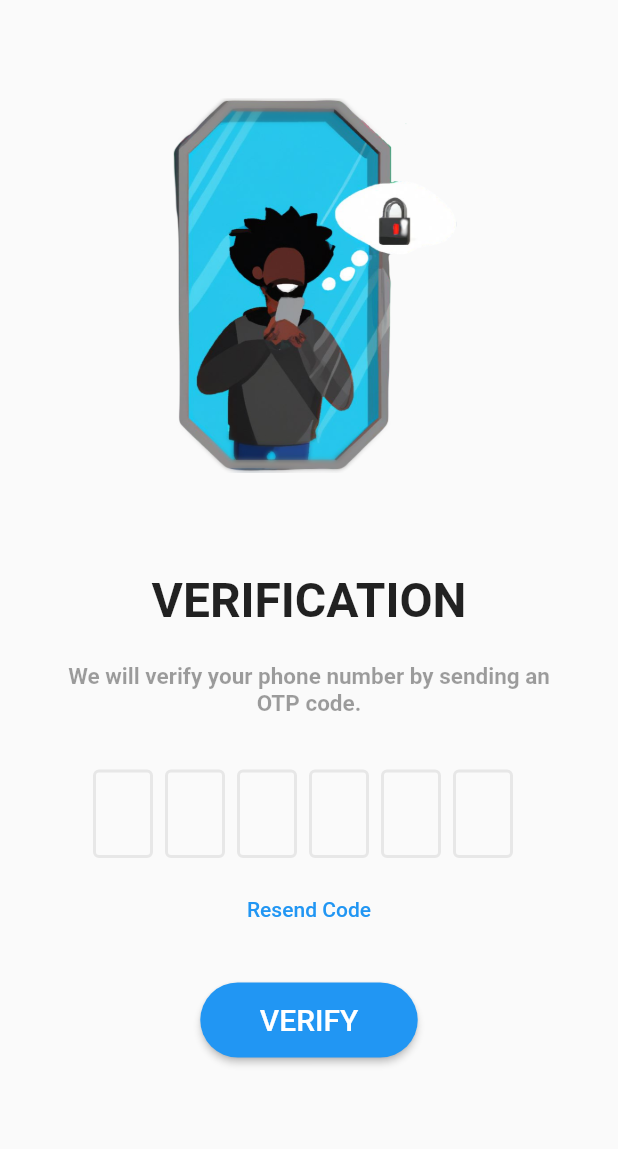
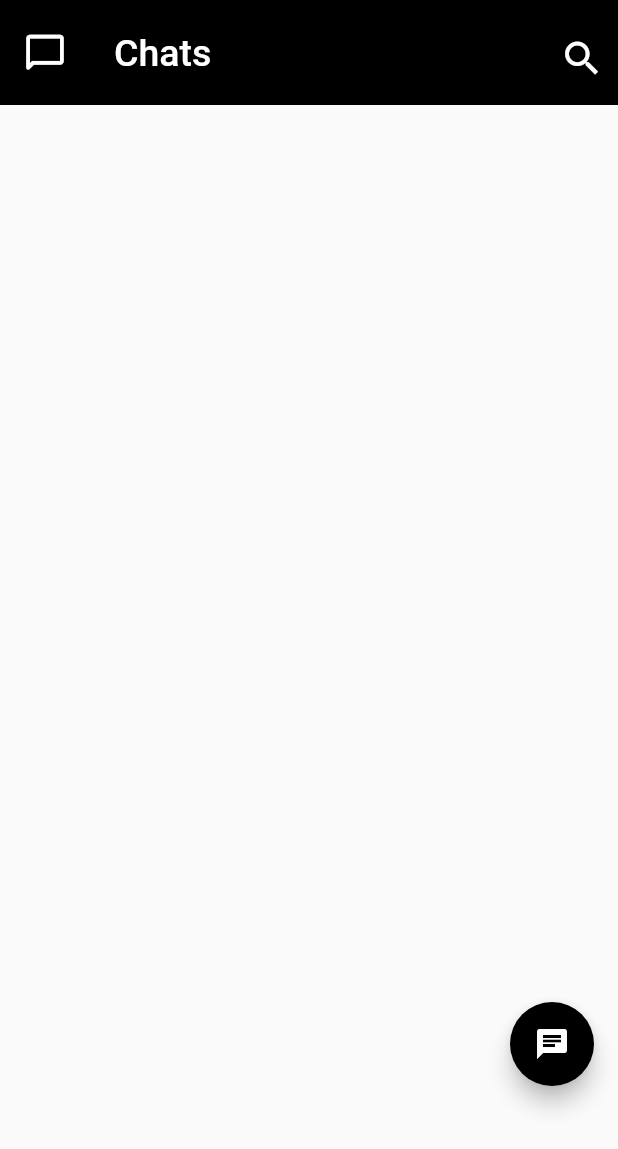
Before and after one commit to NaveenakrishnanS/Project_HMC, a Flutter app: the OTPScreen screen opened directly, after a tap on "VERIFY", on a phone screen of 412 x 824 dp. Shown: the top 1149 px of the screen. Run offline on Flutter 3.47's test engine with Material 2 defaults, Android fonts, the phone set to English and light mode, and no system bars; drawn by our look-alikes of flutter_otp_text_field; our stand-ins replace firebase_core; missing offline and left inert: country_calling_code_picker; accounts and stored records are empty.

Commit message:
Added Chat Screen

```diff
--- a/lib/screens/chat_screen.dart
+++ b/lib/screens/chat_screen.dart
@@ -1,16 +1,159 @@
 import 'package:flutter/material.dart';
 
 
-class chatScreen extends StatefulWidget {
-  const chatScreen({Key? key}) : super(key: key);
+class ChatScreen extends StatefulWidget {
+  const ChatScreen({Key? key}) : super(key: key);
 
   @override
-  State<chatScreen> createState() => _chatScreenState();
+  State<ChatScreen> createState() => _ChatScreenState();
 }
 
-class _chatScreenState extends State<chatScreen> {
+class _ChatScreenState extends State<ChatScreen> {
+
   @override
   Widget build(BuildContext context) {
-    return const Placeholder();
+
+    return  Scaffold(
+        appBar:PreferredSize(
+            preferredSize: const Size.fromHeight(70),
+            child: AppBar(
+                shape: RoundedRectangleBorder(borderRadius: BorderRadius.circular(0)),
+                leadingWidth: 60,
+                elevation: 0,
+                backgroundColor: Colors.black,
+                leading: const Align(
+                  alignment: Alignment.center,
+                  child: Padding(
+                  padding: EdgeInsets.only(top: 15),
+                  child: Icon(Icons.chat_bubble_outline_rounded,
+                    size: 30,
+                  ),
+                ),
+                ),
+
+
+                title:const Align(
+                  alignment: Alignment.centerLeft,
+                  child:Padding(
+                    padding: EdgeInsets.only(top: 15),
+                    child: Text('Chats',
+                    style: TextStyle(
+                        fontSize: 25
+                      ),
+                    ),
+                  ),
+                ),
+
+              actions: [
+                Align(
+                  alignment: Alignment.centerLeft,
+                child: Padding(
+                  padding: const EdgeInsets.only(top: 16),
+                  child: IconButton(onPressed: (){
+                    showSearch(
+                        context: context,
+                        delegate: Search()
+                    );
+                  },
+                      icon: const Icon(Icons.search,
+                        size: 30,
+                      )
+                  ),
+                 )
+                )
+              ],
+              )
+            ),
+
+
+          body:Column(
+            children: const [
+
+            ],
+          ),
+
+
+          floatingActionButtonLocation: FloatingActionButtonLocation.endContained,
+          floatingActionButton: Padding(
+            padding: const EdgeInsets.only(bottom: 100),
+            child: FloatingActionButton(
+                onPressed: (){
+
+                },
+                backgroundColor: Colors.black,
+                child: const Icon(Icons.chat),
+            ),
+          ),
+      );
+    }
+}
+
+
+
+
+
+class Search extends SearchDelegate{
+  List<String> allData = [
+    'india','russia','america','Japan'
+  ];
+  @override
+  List<Widget>? buildActions(BuildContext context) {
+    return[
+      IconButton(
+          onPressed: (){
+            query = '';
+          },
+          icon: const Icon(Icons.clear)
+      )
+    ];
   }
+
+  @override
+  Widget? buildLeading(BuildContext context) {
+        return IconButton(
+            onPressed: (){
+              close(context, null);
+        },
+            icon: const Icon(Icons.arrow_back)
+        );
+  }
+
+  @override
+  Widget buildResults(BuildContext context) {
+    List<String> matchQuery = [];
+    for(var item in allData){
+      if(item.toLowerCase().contains(query.toLowerCase())){
+        matchQuery.add(item);
+      }
+    }
+    return ListView.builder(
+        itemCount: matchQuery.length,
+        itemBuilder: (context, index) {
+          var result = matchQuery[index];
+          return ListTile(
+            title: Text(result),
+          );
+        }
+    );
+  }
+
+  @override
+  Widget buildSuggestions(BuildContext context) {
+    List<String> matchQuery = [];
+    for(var item in allData){
+      if(item.toLowerCase().contains(query.toLowerCase())){
+        matchQuery.add(item);
+      }
+    }
+    return ListView.builder(
+        itemCount: matchQuery.length,
+        itemBuilder: (context, index) {
+          var result = matchQuery[index];
+          return ListTile(
+            title: Text(result),
+          );
+        }
+    );
+  }
+
 }
--- a/lib/screens/otp_screen.dart
+++ b/lib/screens/otp_screen.dart
@@ -1,5 +1,6 @@
 import 'package:flutter/material.dart';
 import 'package:flutter_otp_text_field/flutter_otp_text_field.dart';
+import 'package:project_hmc/screens/chat_screen.dart';
 
 
 class OTPScreen extends StatefulWidget {
@@ -63,7 +64,11 @@ class _OTPScreenState extends State<OTPScreen> {
                      SizedBox(
                         height: 50,
                         width: 145,
-                        child: ElevatedButton(onPressed: (){},
+                        child: ElevatedButton(onPressed: (){
+                          Navigator.push(
+                              context,
+                              MaterialPageRoute(builder: (context) => const ChatScreen()));
+                        },
                         style: ElevatedButton.styleFrom(
                         shape: const StadiumBorder(),),
                         child: const Text("VERIFY",style: TextStyle(fontSize: 20,),),
--- a/pubspec.yaml
+++ b/pubspec.yaml
@@ -18,6 +18,7 @@ dependencies:
   firebase_core: ^2.5.0
   flutter_otp_text_field: ^1.1.0+2
   country_calling_code_picker: ^2.0.1
+  floating_action_bubble_custom: ^1.0.0+2
 
 dev_dependencies:
   flutter_test:
```
Also changed, not shown: assets/chat_symbol.png (added), pubspec.lock.
